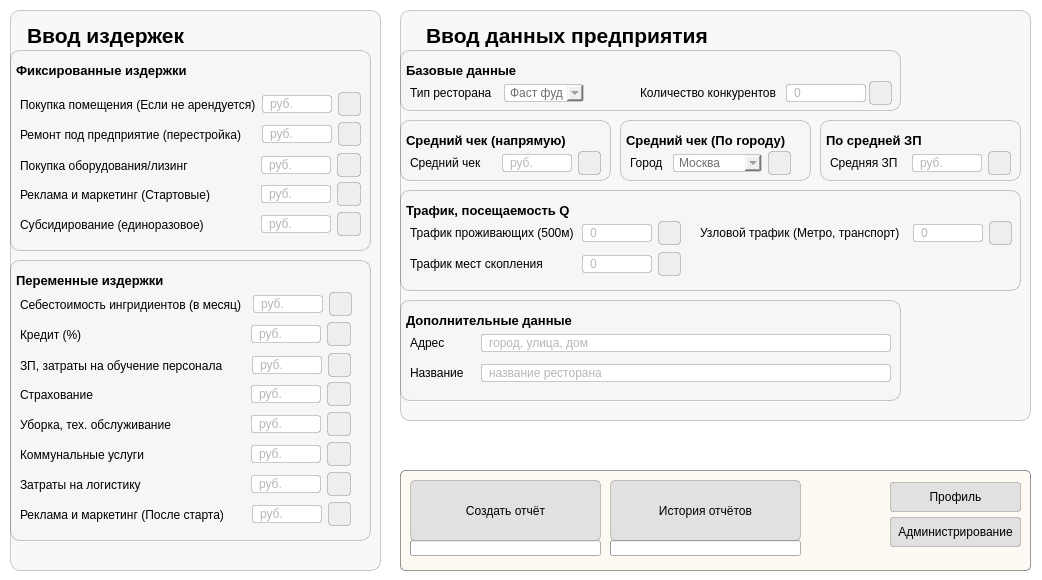
Qt form setupUI.ui (OpexHunter/BusinessCalc) before a commit.
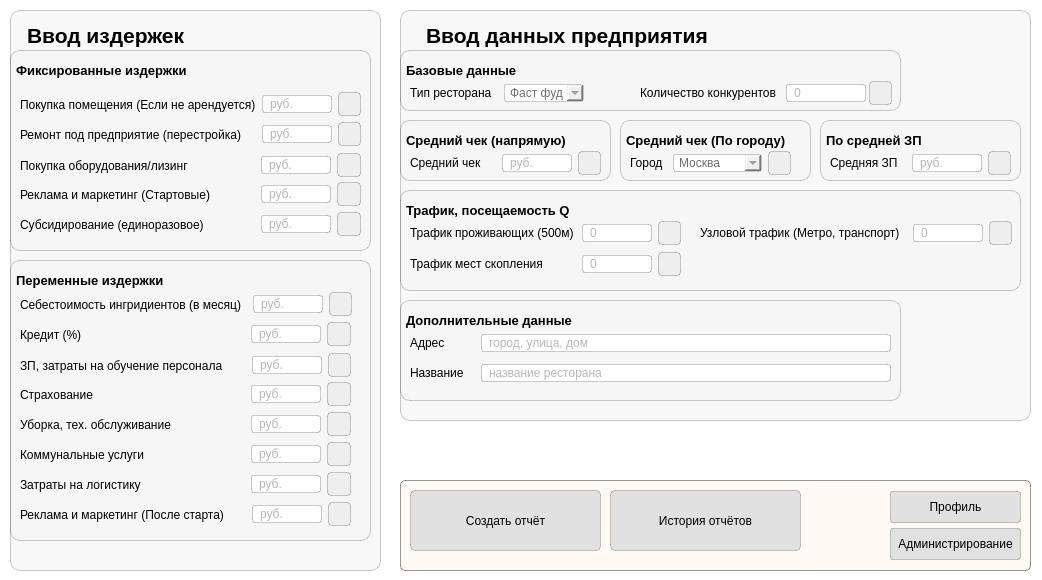
The same form after that commit. Icons and pictures are not drawn.

What changed in the file:
```diff
--- a/setupUI.ui
+++ b/setupUI.ui
@@ -2445,9 +2445,9 @@
     <property name="geometry">
      <rect>
       <x>400</x>
-      <y>470</y>
+      <y>480</y>
       <width>631</width>
-      <height>101</height>
+      <height>91</height>
      </rect>
     </property>
     <property name="styleSheet">
@@ -2462,34 +2462,6 @@
     <property name="frameShadow">
      <enum>QFrame::Raised</enum>
     </property>
-    <widget class="QProgressBar" name="progress_2">
-     <property name="geometry">
-      <rect>
-       <x>210</x>
-       <y>70</y>
-       <width>191</width>
-       <height>16</height>
-      </rect>
-     </property>
-     <property name="maximum">
-      <number>100</number>
-     </property>
-     <property name="value">
-      <number>0</number>
-     </property>
-     <property name="alignment">
-      <set>Qt::AlignLeading|Qt::AlignLeft|Qt::AlignVCenter</set>
-     </property>
-     <property name="textVisible">
-      <bool>false</bool>
-     </property>
-     <property name="orientation">
-      <enum>Qt::Horizontal</enum>
-     </property>
-     <property name="invertedAppearance">
-      <bool>false</bool>
-     </property>
-    </widget>
     <widget class="QPushButton" name="rep_create">
      <property name="geometry">
       <rect>
@@ -2519,23 +2491,36 @@
       <string>Создать отчёт</string>
      </property>
     </widget>
-    <widget class="QProgressBar" name="progress_1">
+    <widget class="QPushButton" name="rep_history">
      <property name="geometry">
       <rect>
-       <x>10</x>
-       <y>70</y>
+       <x>210</x>
+       <y>10</y>
        <width>191</width>
-       <height>16</height>
+       <height>61</height>
       </rect>
      </property>
-     <property name="value">
-      <number>0</number>
+     <property name="styleSheet">
+      <string notr="true">QPushButton {
+    background-color: rgb(225,225,225);
+    border: 1px solid rgba(0,0,0,0.2);
+	border-radius: 5px;
+}
+
+QPushButton:hover {
+    background-color: rgb(235,235,235);
+}
+
+QPushButton:pressed {
+    background-color: rgb(225,225,255);
+    color: rgba(0,0,0,0.4)
+}</string>
      </property>
-     <property name="textVisible">
-      <bool>false</bool>
+     <property name="text">
+      <string>История отчётов</string>
      </property>
     </widget>
-    <widget class="QWidget" name="">
+    <widget class="QWidget" name="layoutWidget">
      <property name="geometry">
       <rect>
        <x>490</x>
@@ -2546,14 +2531,14 @@
      </property>
      <layout class="QVBoxLayout" name="verticalLayout">
       <property name="spacing">
-       <number>3</number>
+       <number>4</number>
       </property>
       <item>
        <widget class="QPushButton" name="profile">
         <property name="minimumSize">
          <size>
           <width>0</width>
-          <height>30</height>
+          <height>32</height>
          </size>
         </property>
         <property name="maximumSize">
@@ -2588,7 +2573,7 @@
         <property name="minimumSize">
          <size>
           <width>0</width>
-          <height>30</height>
+          <height>32</height>
          </size>
         </property>
         <property name="styleSheet">
@@ -2614,35 +2599,6 @@
       </item>
      </layout>
     </widget>
-    <widget class="QPushButton" name="rep_history">
-     <property name="geometry">
-      <rect>
-       <x>210</x>
-       <y>10</y>
-       <width>191</width>
-       <height>61</height>
-      </rect>
-     </property>
-     <property name="styleSheet">
-      <string notr="true">QPushButton {
-    background-color: rgb(225,225,225);
-    border: 1px solid rgba(0,0,0,0.2);
-	border-radius: 5px;
-}
-
-QPushButton:hover {
-    background-color: rgb(235,235,235);
-}
-
-QPushButton:pressed {
-    background-color: rgb(225,225,225);
-    color: rgba(0,0,0,0.4)
-}</string>
-     </property>
-     <property name="text">
-      <string>История отчётов</string>
-     </property>
-    </widget>
    </widget>
   </widget>
  </widget>
```
Left out of the diff: 6 changed lines with no effect on the pictures.
